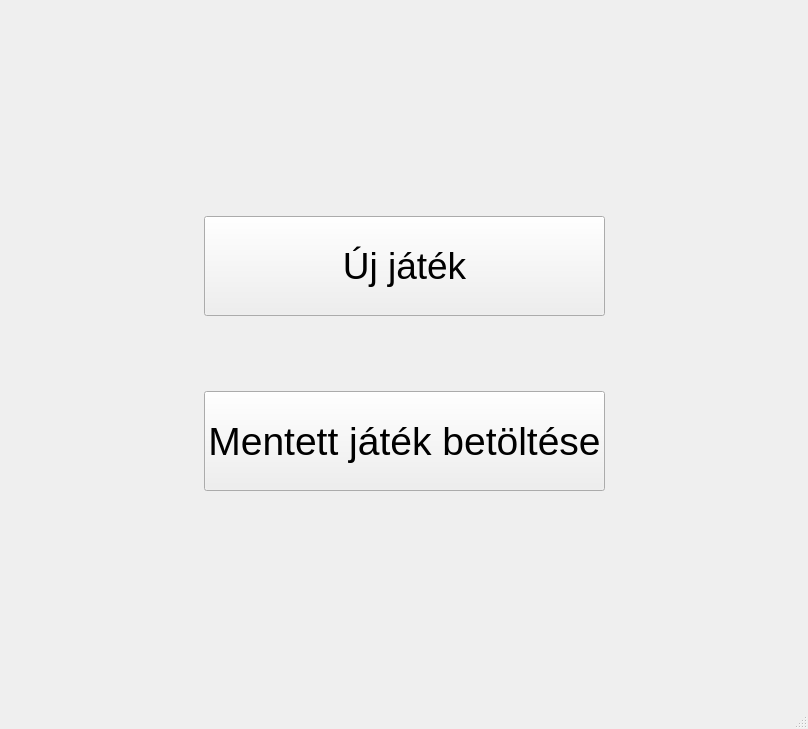
This is mainwindow.ui in kevinbencs/Sakk as Qt 5 draws it before an edit. The edited form follows.
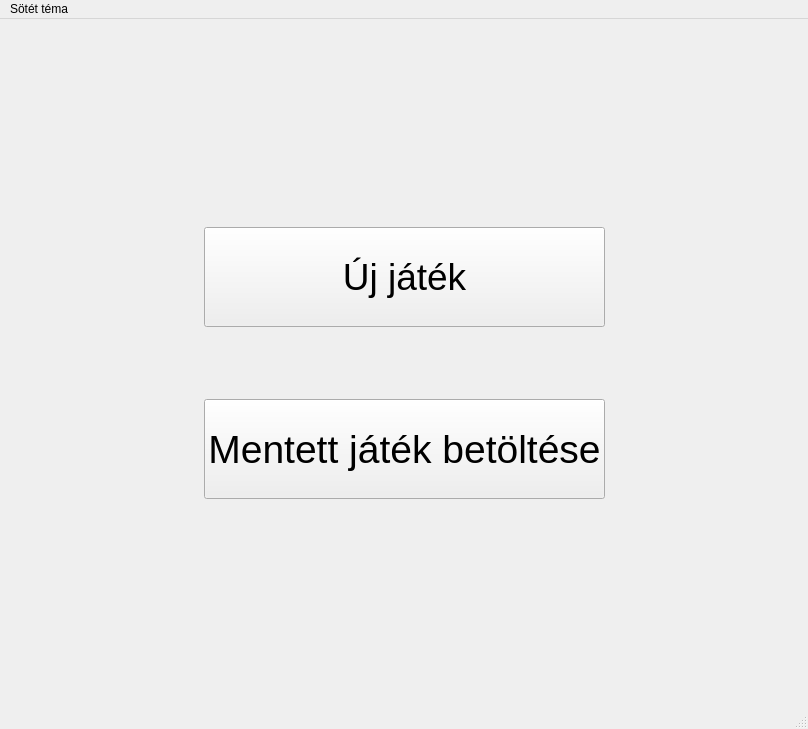
This is the edited form.

What changed in the file:
```diff
--- a/mainwindow.ui
+++ b/mainwindow.ui
@@ -20,6 +20,8 @@
    <string notr="true"/>
   </property>
   <widget class="QWidget" name="centralwidget">
+   <layout class="QHBoxLayout" name="horizontalLayout_3">
+    <item>
    <layout class="QHBoxLayout" name="horizontalLayout_2">
     <item>
      <layout class="QHBoxLayout" name="horizontalLayout">
@@ -198,6 +200,8 @@
      </layout>
     </item>
    </layout>
+    </item>
+   </layout>
   </widget>
   <widget class="QMenuBar" name="menubar">
    <property name="geometry">
@@ -208,6 +212,13 @@
      <height>21</height>
     </rect>
    </property>
+   <widget class="QMenu" name="menuS_t_t_t_ma">
+    <property name="title">
+     <string>Sötét téma</string>
+    </property>
+    <addaction name="actionBekapcsol"/>
+   </widget>
+   <addaction name="menuS_t_t_t_ma"/>
   </widget>
   <widget class="QStatusBar" name="statusbar"/>
  </widget>
```
Left out of the diff: 17 changed lines with no effect on the pictures. Lines whose indentation alone changed are shown as unchanged.
